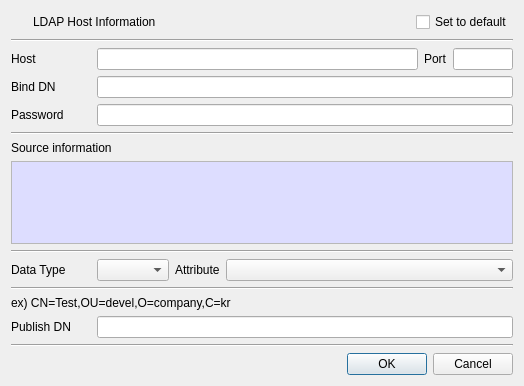
jykim74/CertMan, file CertMan/pub_ldap_dlg.ui: the form before one commit.
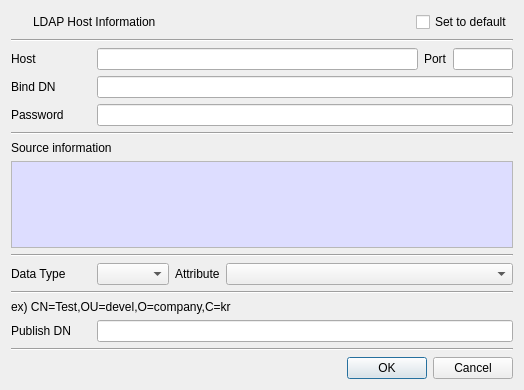
The form after the commit. Icons and pictures are not drawn.

What changed in the file:
```diff
--- a/CertMan/pub_ldap_dlg.ui
+++ b/CertMan/pub_ldap_dlg.ui
@@ -7,7 +7,7 @@
     <x>0</x>
     <y>0</y>
     <width>524</width>
-    <height>386</height>
+    <height>390</height>
    </rect>
   </property>
   <property name="windowTitle">
```
Left out of the diff: 8 changed lines with no effect on the pictures.
